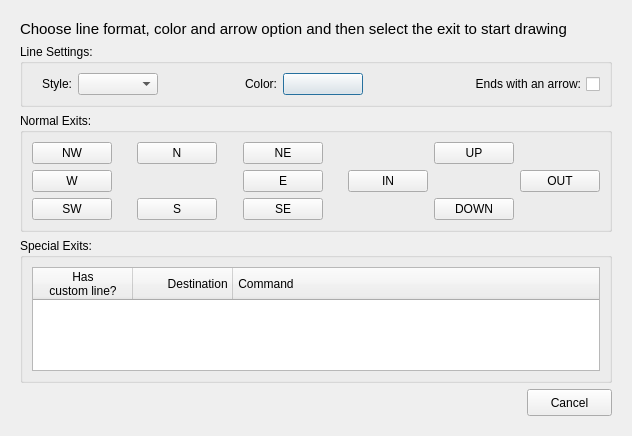
First picture: the form in src/ui/custom_lines.ui, repository Mudlet/Mudlet, before the edit.
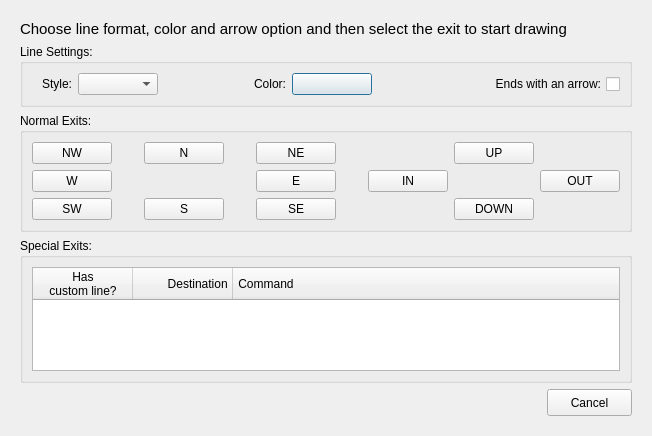
Second picture: the form after the edit. Icons and pictures are not drawn.

```diff
--- a/src/ui/custom_lines.ui
+++ b/src/ui/custom_lines.ui
@@ -6,7 +6,7 @@
    <rect>
     <x>0</x>
     <y>0</y>
-    <width>632</width>
+    <width>652</width>
     <height>436</height>
    </rect>
   </property>
@@ -514,7 +514,7 @@
              <string>The room this special exit leads to.</string>
             </property>
             <property name="textAlignment">
-             <set>AlignRight|AlignVCenter</set>
+             <set>AlignTrailing|AlignVCenter</set>
             </property>
            </column>
            <column>
```
Left out of the diff: 22 changed lines with no effect on the pictures.
